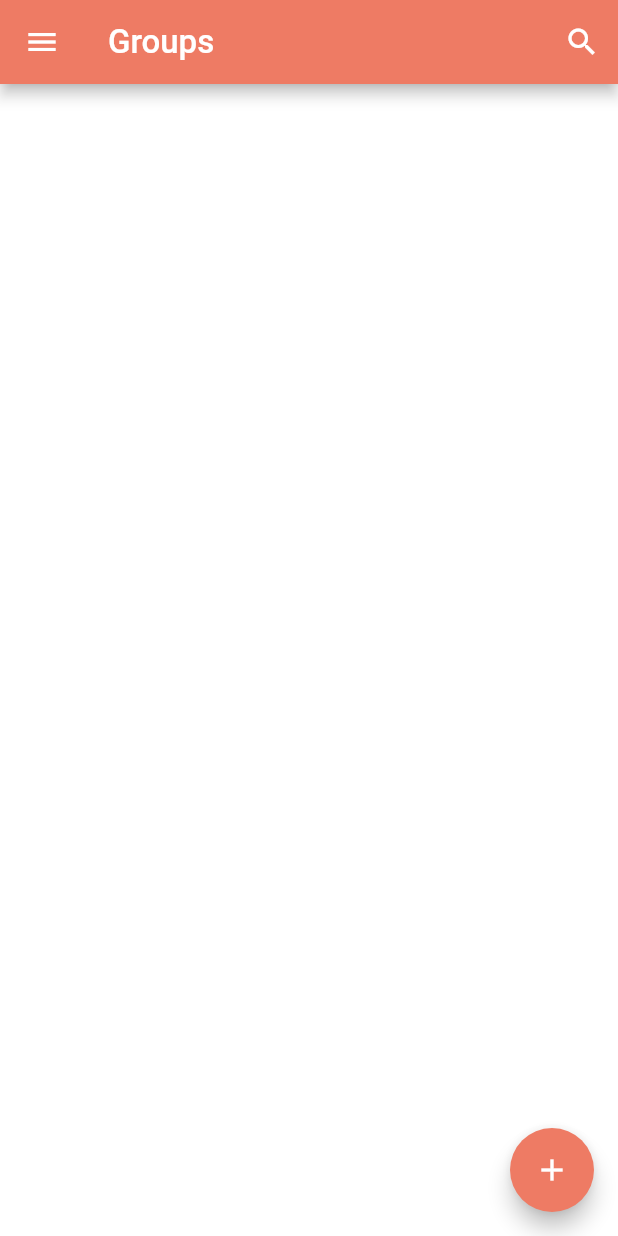
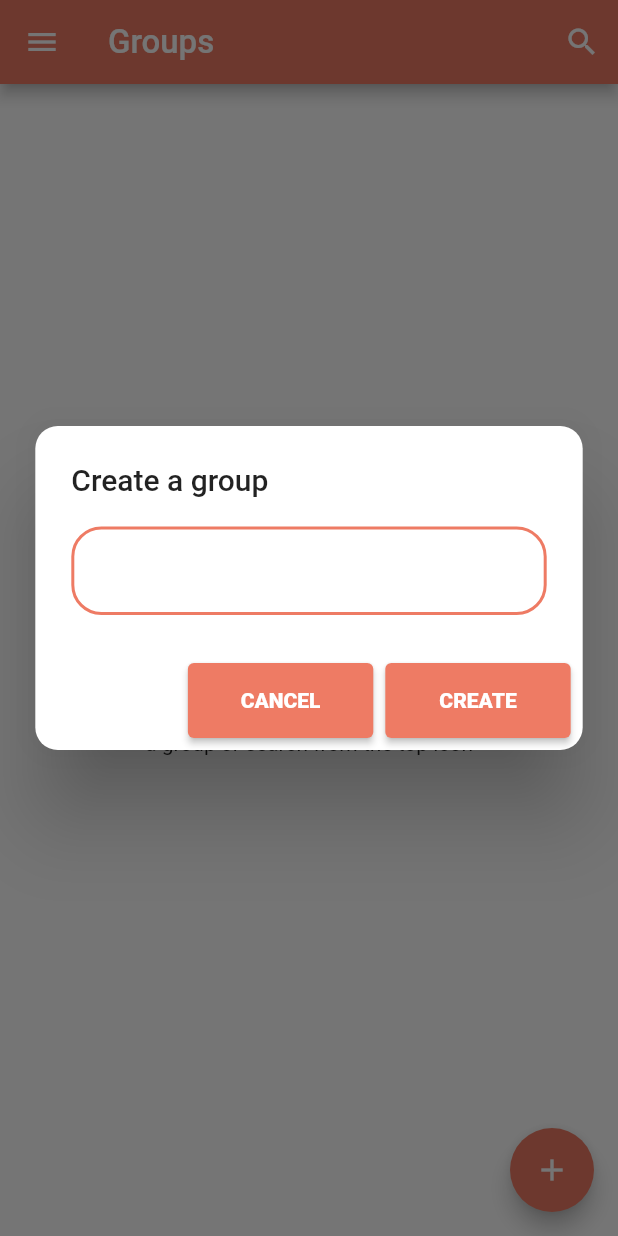
Before and after one commit to vedintech007/chat-app-flutter-firebase, a Flutter app: the HomePage screen opened directly, after a tap on the "add" icon, on a phone screen of 412 x 824 dp. Run offline on Flutter 3.47's test engine with Material 2 defaults, Android fonts, the phone set to English and light mode, and no system bars; our stand-ins replace cloud_firestore, firebase_auth, firebase_core, shared_preferences; accounts and stored records are empty.

Commit message:
done with create group functionality

```diff
--- a/lib/pages/home/home_page.dart
+++ b/lib/pages/home/home_page.dart
@@ -1,13 +1,17 @@
+import 'package:firebase_auth/firebase_auth.dart';
 import 'package:flutter/material.dart';
 import 'package:flutter_chat_app/helper/helper_function.dart';
 import 'package:flutter_chat_app/pages/auth/login_page.dart';
 import 'package:flutter_chat_app/pages/profile/profile.dart';
 import 'package:flutter_chat_app/pages/search/search_page.dart';
 import 'package:flutter_chat_app/services/auth_service.dart';
+import 'package:flutter_chat_app/services/database_service.dart';
 import 'package:flutter_chat_app/shared/constants.dart';
 import 'package:flutter_chat_app/shared/functions.dart';
 import 'package:flutter_chat_app/widgets/custom_button.dart';
 import 'package:flutter_chat_app/widgets/custom_drawer.dart';
+import 'package:flutter_chat_app/widgets/custom_snackbar.dart';
+import 'package:flutter_chat_app/widgets/custom_textformfield.dart';
 
 class HomePage extends StatefulWidget {
   const HomePage({super.key});
@@ -21,6 +25,9 @@ class _HomePageState extends State<HomePage> {
 
   String _userName = "";
   String _email = "";
+  Stream? groups;
+  bool _isLoading = false;
+  String groupName = "";
 
   @override
   void initState() {
@@ -32,6 +39,13 @@ class _HomePageState extends State<HomePage> {
     await HelperFunctions.getUserLoggedInStatusFromSF().then((value) => setState(() {}));
     await HelperFunctions.getUserEmailFromSF().then((value) => setState(() => _email = value!));
     await HelperFunctions.getUserNameFromSF().then((value) => setState(() => _userName = value!));
+
+    // getting the list of snapshots in our stream
+    await DatabaseService(uid: FirebaseAuth.instance.currentUser!.uid).getUserGroups().then((snapshot) {
+      setState(() {
+        groups = snapshot;
+      });
+    });
   }
 
   @override
@@ -54,15 +68,129 @@ class _HomePageState extends State<HomePage> {
           ),
         ],
       ),
-      body: Column(
-        children: [],
-      ),
+      drawer: const AppDrawer(pageName: "Groups"),
+      body: groupList(),
       floatingActionButton: FloatingActionButton(
-        onPressed: () {},
+        onPressed: () => popUpDialog(context),
         backgroundColor: AppColors().primaryColor,
         child: const Icon(Icons.add),
       ),
-      drawer: const AppDrawer(pageName: "Groups"),
+    );
+  }
+
+  popUpDialog(BuildContext context) {
+    showDialog(
+      context: context,
+      // barrierDismissible: false,
+      builder: (context) {
+        return AlertDialog(
+          insetPadding: const EdgeInsets.only(top: 10, bottom: 50),
+          shape: RoundedRectangleBorder(
+            borderRadius: BorderRadius.circular(15),
+          ),
+          title: const Text(
+            "Create a group",
+            textAlign: TextAlign.left,
+          ),
+          actions: [
+            CustomButton(
+              btnText: "CANCEL",
+              onPressed: () => pop(context),
+              btnWidth: MediaQuery.of(context).size.width * 0.3,
+            ),
+            CustomButton(
+              btnText: "CREATE",
+              onPressed: () {
+                if (groupName != "") {
+                  setState(() => _isLoading = true);
+                  final userId = FirebaseAuth.instance.currentUser!.uid;
+                  DatabaseService(uid: userId).createGroup(_userName, userId, groupName).whenComplete(
+                        () => setState(() => _isLoading = false),
+                      );
+
+                  pop(context);
+                  showSnackBar(
+                    context,
+                    message: "Group created successfully",
+                    color: Colors.green,
+                  );
+                }
+              },
+              btnWidth: MediaQuery.of(context).size.width * 0.3,
+            ),
+          ],
+          content: SizedBox(
+            width: MediaQuery.of(context).size.width / 1.3,
+            child: Column(
+              mainAxisSize: MainAxisSize.min,
+              children: [
+                _isLoading == true
+                    ? Center(
+                        child: CircularProgressIndicator(
+                          color: Theme.of(context).primaryColor,
+                        ),
+                      )
+                    : CustomTextFormField(
+                        borderRadius: 20,
+                        onChanged: (value) {
+                          setState(() => groupName = value!);
+                        },
+                      )
+              ],
+            ),
+          ),
+        );
+      },
+    );
+  }
+
+  groupList() {
+    return StreamBuilder(
+      stream: groups,
+      builder: (context, AsyncSnapshot snapshot) {
+        // make some checks
+        if (snapshot.hasData) {
+          if (snapshot.data['groups'] != null) {
+            if (snapshot.data['groups'].length != 0) {
+              return const Text("Hello");
+            } else {
+              return noGroupWidget();
+            }
+          } else {
+            return noGroupWidget();
+          }
+        }
+        return Center(
+          child: CircularProgressIndicator(
+            color: Theme.of(context).primaryColor,
+          ),
+        );
+      },
+    );
+  }
+
+  noGroupWidget() {
+    return Container(
+      padding: const EdgeInsets.symmetric(horizontal: 25),
+      child: Column(
+        mainAxisAlignment: MainAxisAlignment.center,
+        crossAxisAlignment: CrossAxisAlignment.center,
+        children: [
+          GestureDetector(
+            onTap: () => popUpDialog(context),
+            child: Icon(
+              Icons.add_circle,
+              color: Colors.grey[700],
+              size: 75,
+            ),
+          ),
+          const SizedBox(height: 20),
+          const Text(
+            "You have not joined any group. Tap on the add icon to join a group or search from the top icon",
+            textAlign: TextAlign.center,
+          )
+        ],
+      ),
     );
   }
 }
--- a/lib/widgets/custom_button.dart
+++ b/lib/widgets/custom_button.dart
@@ -28,7 +28,7 @@ class CustomButton extends StatelessWidget {
       onPressed: onPressed,
       style: ElevatedButton.styleFrom(
         fixedSize: Size(btnWidth ?? MediaQuery.of(context).size.width / 1.1, btnHeight ?? 50),
-        backgroundColor: btnBackgroundColor ?? const Color(0xFFF84706),
+        backgroundColor: btnBackgroundColor ?? Theme.of(context).primaryColor,
         shape: shape ??
             RoundedRectangleBorder(
               borderRadius: BorderRadius.circular(borderRaduis ?? 4),
--- a/lib/widgets/custom_textformfield.dart
+++ b/lib/widgets/custom_textformfield.dart
@@ -41,6 +41,7 @@ class CustomTextFormField extends StatelessWidget {
     this.focusNode,
     this.autovalidateMode,
     this.prefixIconColor,
+    this.borderRadius,
   });
 
   final TextEditingController? controller;
@@ -81,6 +82,7 @@ class CustomTextFormField extends StatelessWidget {
   final FocusNode? focusNode;
   final TextInputAction? textInputAction = TextInputAction.next;
   final AutovalidateMode? autovalidateMode;
+  final double? borderRadius;
 
   @override
   Widget build(BuildContext context) {
@@ -104,24 +106,28 @@ class CustomTextFormField extends StatelessWidget {
             color: AppColors().primaryColor,
             width: 2,
           ),
+          borderRadius: BorderRadius.circular(borderRadius ?? 0),
         ),
         errorBorder: OutlineInputBorder(
           borderSide: BorderSide(
             color: AppColors().primaryRedColor,
             width: 2,
           ),
+          borderRadius: BorderRadius.circular(borderRadius ?? 0),
         ),
         focusedErrorBorder: OutlineInputBorder(
           borderSide: BorderSide(
             color: AppColors().primaryRedColor,
             width: 2,
           ),
+          borderRadius: BorderRadius.circular(borderRadius ?? 0),
         ),
         enabledBorder: OutlineInputBorder(
           borderSide: BorderSide(
             color: AppColors().primaryColor,
             width: 2,
           ),
+          borderRadius: BorderRadius.circular(borderRadius ?? 0),
         ),
       ),
     );
```
Also changed, not shown: lib/services/database_service.dart (+29 -0 lines).
